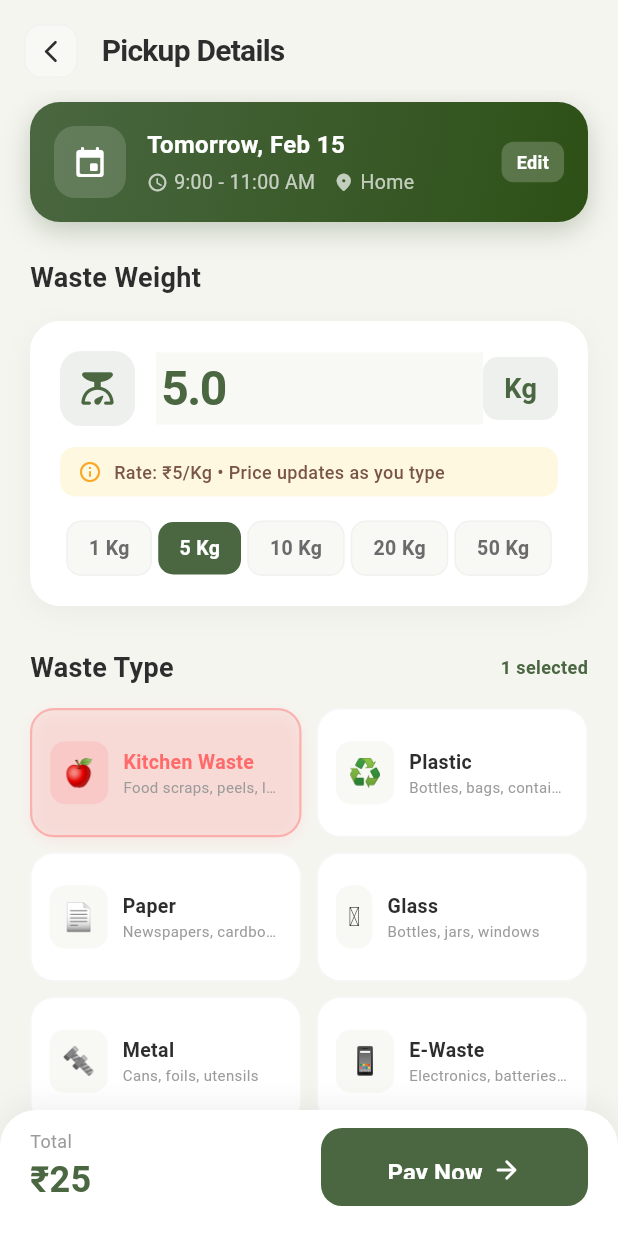
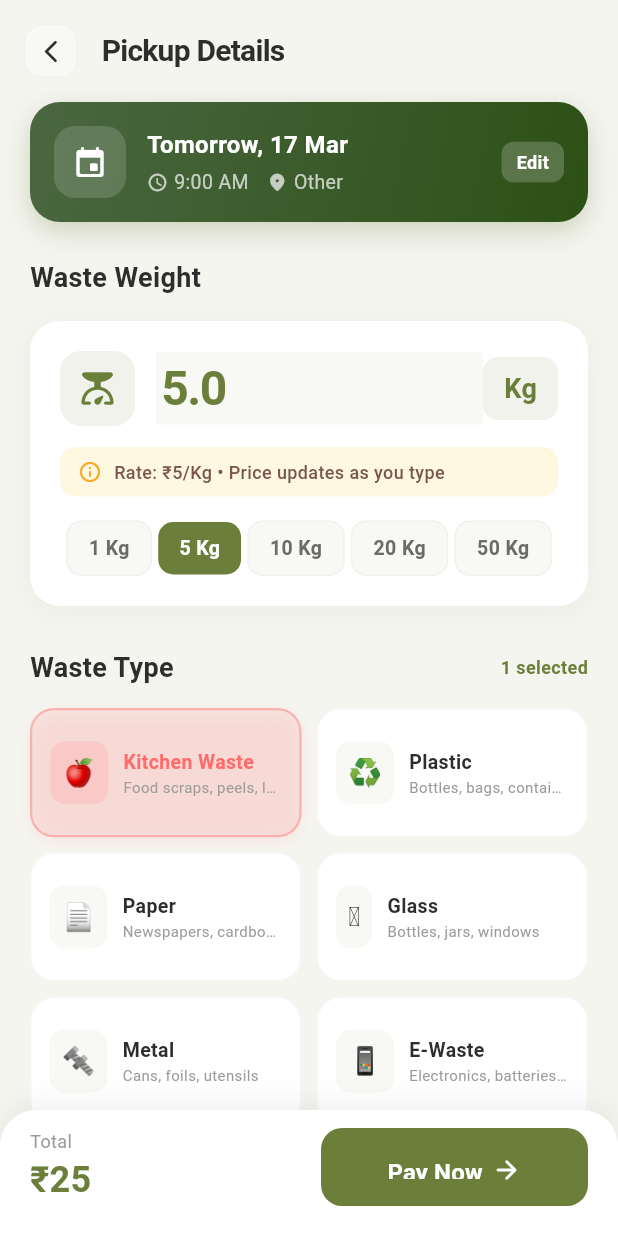
Before and after one commit to ayishathul-rinsha/Binnit, a Flutter app: the SchedulePickupScreen screen opened directly, after a tap on "Office", after a tap on "Other", after a tap on "Time", on a phone screen of 412 x 824 dp. Run offline on Flutter 3.47's test engine with Material 3 defaults, Android fonts, the phone set to English and light mode, and no system bars; our stand-ins replace cloud_firestore, firebase_auth, firebase_core, google_sign_in, shared_preferences; accounts and stored records are empty.

Commit message:
feat: Update screens, firestore service, and theme - pickup scheduling, payment, and UI improvements

```diff
--- a/eco_waste_app/lib/screens/home_screen.dart
+++ b/eco_waste_app/lib/screens/home_screen.dart
@@ -767,7 +767,7 @@ class _HomeDashboard extends StatelessWidget {
                     Expanded(
                       child: OutlinedButton.icon(
                         onPressed: () => Navigator.push(context,
-                            MaterialPageRoute(builder: (_) => const PickupDetailsScreen())),
+                            MaterialPageRoute(builder: (_) => const SchedulePickupScreen())),
                         icon: const Icon(Icons.info_outline_rounded, size: 18),
                         label: Text(languageService.t('details')),
                         style: OutlinedButton.styleFrom(
--- a/eco_waste_app/lib/screens/onboarding_screen.dart
+++ b/eco_waste_app/lib/screens/onboarding_screen.dart
@@ -107,31 +107,9 @@ class _OnboardingScreenState extends State<OnboardingScreen>
     return Scaffold(
       body: Stack(
         children: [
-          // Animated gradient background
-          AnimatedBuilder(
-            animation: _bgAnimController,
-            builder: (context, child) {
-              return Container(
-                decoration: BoxDecoration(
-                  gradient: LinearGradient(
-                    begin: Alignment(
-                      math.cos(_bgAnimController.value * 2 * math.pi) * 0.5,
-                      math.sin(_bgAnimController.value * 2 * math.pi) * 0.5,
-                    ),
-                    end: Alignment(
-                      -math.cos(_bgAnimController.value * 2 * math.pi) * 0.5,
-                      -math.sin(_bgAnimController.value * 2 * math.pi) * 0.5,
-                    ),
-                    colors: const [
-                      Color(0xFF1B4332),
-                      Color(0xFF2D6A4F),
-                      Color(0xFF40916C),
-                      Color(0xFF2D6A4F),
-                    ],
-                  ),
-                ),
-              );
-            },
+          // Solid olive green background
+          Container(
+            color: const Color(0xFF3B4A2B),
           ),
 
           // Floating circles decoration
@@ -221,19 +199,19 @@ class _OnboardingScreenState extends State<OnboardingScreen>
                           icon: Icons.eco_rounded,
                           titleKey: 'onboarding_title_1',
                           descKey: 'onboarding_desc_1',
-                          color: const Color(0xFF52B788),
+                          color: const Color(0xFF8FA35A),
                         ),
                         _buildFeaturePage(
                           icon: Icons.sensors_rounded,
                           titleKey: 'onboarding_title_2',
                           descKey: 'onboarding_desc_2',
-                          color: const Color(0xFF74C69D),
+                          color: const Color(0xFFA3B86C),
                         ),
                         _buildFeaturePage(
                           icon: Icons.storefront_rounded,
                           titleKey: 'onboarding_title_3',
                           descKey: 'onboarding_desc_3',
-                          color: const Color(0xFF95D5B2),
+                          color: const Color(0xFFA3B86C),
                         ),
                         _buildLanguageSelectionPage(),
                       ],
@@ -274,7 +252,7 @@ class _OnboardingScreenState extends State<OnboardingScreen>
                             onPressed: _nextPage,
                             style: ElevatedButton.styleFrom(
                               backgroundColor: Colors.white,
-                              foregroundColor: const Color(0xFF1B4332),
+                              foregroundColor: const Color(0xFF4A5A28),
                               elevation: 0,
                               shape: RoundedRectangleBorder(
                                 borderRadius: BorderRadius.circular(18),
@@ -623,7 +601,7 @@ class _OnboardingScreenState extends State<OnboardingScreen>
                   ? const Icon(
                       Icons.check_rounded,
                       size: 16,
-                      color: Color(0xFF1B4332),
+                      color: Color(0xFF4A5A28),
                     )
                   : null,
             ),
--- a/eco_waste_app/lib/screens/pickup_details_screen.dart
+++ b/eco_waste_app/lib/screens/pickup_details_screen.dart
@@ -5,7 +5,18 @@ import '../main.dart' show languageService;
 import 'payment_screen.dart';
 
 class PickupDetailsScreen extends StatefulWidget {
-  const PickupDetailsScreen({super.key});
+  final String addressLabel;
+  final String address;
+  final DateTime pickupDate;
+  final String timeSlot;
+
+  const PickupDetailsScreen({
+    super.key,
+    required this.addressLabel,
+    required this.address,
+    required this.pickupDate,
+    required this.timeSlot,
+  });
 
   @override
   State<PickupDetailsScreen> createState() => _PickupDetailsScreenState();
@@ -137,6 +148,27 @@ class _PickupDetailsScreenState extends State<PickupDetailsScreen>
     }
   }
 
+  String _formatDate(DateTime d) {
+    const months = [
+      'Jan', 'Feb', 'Mar', 'Apr', 'May', 'Jun',
+      'Jul', 'Aug', 'Sep', 'Oct', 'Nov', 'Dec'
+    ];
+    const days = ['Mon', 'Tue', 'Wed', 'Thu', 'Fri', 'Sat', 'Sun'];
+    final now = DateTime.now();
+    final tomorrow = DateTime(now.year, now.month, now.day + 1);
+    final selDay = DateTime(d.year, d.month, d.day);
+
+    String label;
+    if (selDay == DateTime(now.year, now.month, now.day)) {
+      label = 'Today';
+    } else if (selDay == DateTime(tomorrow.year, tomorrow.month, tomorrow.day)) {
+      label = 'Tomorrow';
+    } else {
+      label = days[d.weekday - 1];
+    }
+    return '$label, ${d.day} ${months[d.month - 1]}';
+  }
+
   void _setQuickWeight(double w) {
     setState(() {
       _weight = w;
@@ -255,8 +287,8 @@ class _PickupDetailsScreenState extends State<PickupDetailsScreen>
               child: Column(
                 crossAxisAlignment: CrossAxisAlignment.start,
                 children: [
-                  const Text(
-                    'Tomorrow, Feb 15',
+                  Text(
+                    _formatDate(widget.pickupDate),
                     style: TextStyle(
                       color: Colors.white,
                       fontSize: 16,
@@ -268,16 +300,16 @@ class _PickupDetailsScreenState extends State<PickupDetailsScreen>
                     children: [
                       const Icon(Icons.schedule_rounded, size: 14, color: Colors.white70),
                       const SizedBox(width: 4),
-                      const Text(
-                        '9:00 - 11:00 AM',
-                        style: TextStyle(color: Colors.white70, fontSize: 13),
+                      Text(
+                        widget.timeSlot,
+                        style: const TextStyle(color: Colors.white70, fontSize: 13),
                       ),
                       const SizedBox(width: 12),
                       const Icon(Icons.location_on_rounded, size: 14, color: Colors.white70),
                       const SizedBox(width: 4),
-                      const Text(
-                        'Home',
-                        style: TextStyle(color: Colors.white70, fontSize: 13),
+                      Text(
+                        widget.addressLabel,
+                        style: const TextStyle(color: Colors.white70, fontSize: 13),
                       ),
                     ],
                   ),
@@ -819,6 +851,12 @@ class _PickupDetailsScreenState extends State<PickupDetailsScreen>
                                 .map((i) => _wasteTypes[i]['name'] as String)
                                 .toList(),
                             weight: _weight,
+                            addressLabel: widget.addressLabel,
+                            address: widget.address,
+                            pickupDate: widget.pickupDate,
+                            timeSlot: widget.timeSlot,
+                            notes: _notes,
+                            needBags: _needsBags,
                           ),
                         ));
                   },
--- a/eco_waste_app/lib/screens/schedule_pickup_screen.dart
+++ b/eco_waste_app/lib/screens/schedule_pickup_screen.dart
@@ -715,8 +715,16 @@ class _SchedulePickupScreenState extends State<SchedulePickupScreen>
           height: 56,
           child: ElevatedButton(
             onPressed: () {
+              final selectedAddr = _addresses.firstWhere(
+                (a) => a['label'] == _selectedAddress,
+              );
               Navigator.push(context,
-                  MaterialPageRoute(builder: (_) => const PickupDetailsScreen()));
+                  MaterialPageRoute(builder: (_) => PickupDetailsScreen(
+                    addressLabel: selectedAddr['label'] as String,
+                    address: selectedAddr['address'] as String,
+                    pickupDate: _selectedDate,
+                    timeSlot: _formatTime(_selectedTime),
+                  )));
             },
             style: ElevatedButton.styleFrom(
               backgroundColor: AppTheme.primaryGreen,
--- a/eco_waste_app/lib/theme/app_theme.dart
+++ b/eco_waste_app/lib/theme/app_theme.dart
@@ -1,11 +1,11 @@
 import 'package:flutter/material.dart';
 
 class AppTheme {
-  // Primary Colors - Green Theme (matching the app design)
-  static const Color primaryGreen = Color(0xFF4A6741);
-  static const Color darkGreen = Color(0xFF3D5635);
-  static const Color lightGreen = Color(0xFF6B8E5F);
-  static const Color accentGreen = Color(0xFF8CB369);
+  // Primary Colors - Olive Green Theme
+  static const Color primaryGreen = Color(0xFF6B7F3B);
+  static const Color darkGreen = Color(0xFF556B2F);
+  static const Color lightGreen = Color(0xFF8FA35A);
+  static const Color accentGreen = Color(0xFFA3B86C);
 
   // Background Colors
   static const Color backgroundColor = Color(0xFFF5F5F0);
@@ -32,7 +32,7 @@ class AppTheme {
   );
 
   static const LinearGradient cardGradient = LinearGradient(
-    colors: [Color(0xFF4A6741), Color(0xFF3D5635)],
+    colors: [Color(0xFF6B7F3B), Color(0xFF556B2F)],
     begin: Alignment.topLeft,
     end: Alignment.bottomRight,
   );
```
Also changed, not shown: eco_waste_app/lib/screens/payment_screen.dart (+94 -11 lines), eco_waste_app/lib/services/firestore_service.dart (+13 -13 lines).
